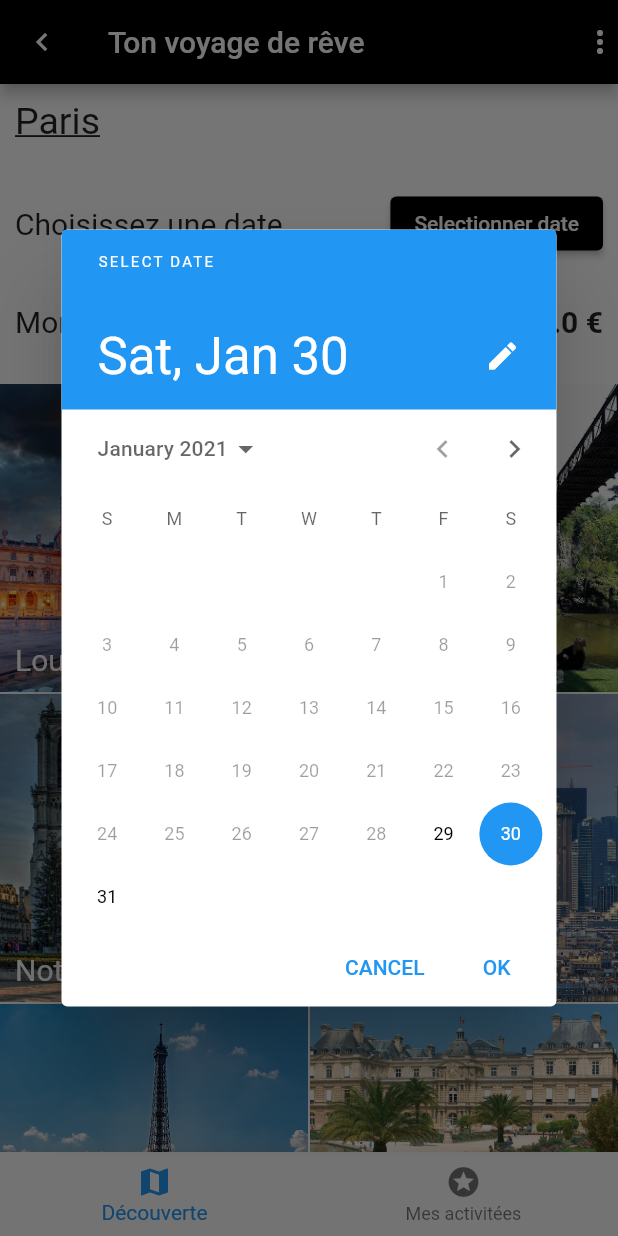
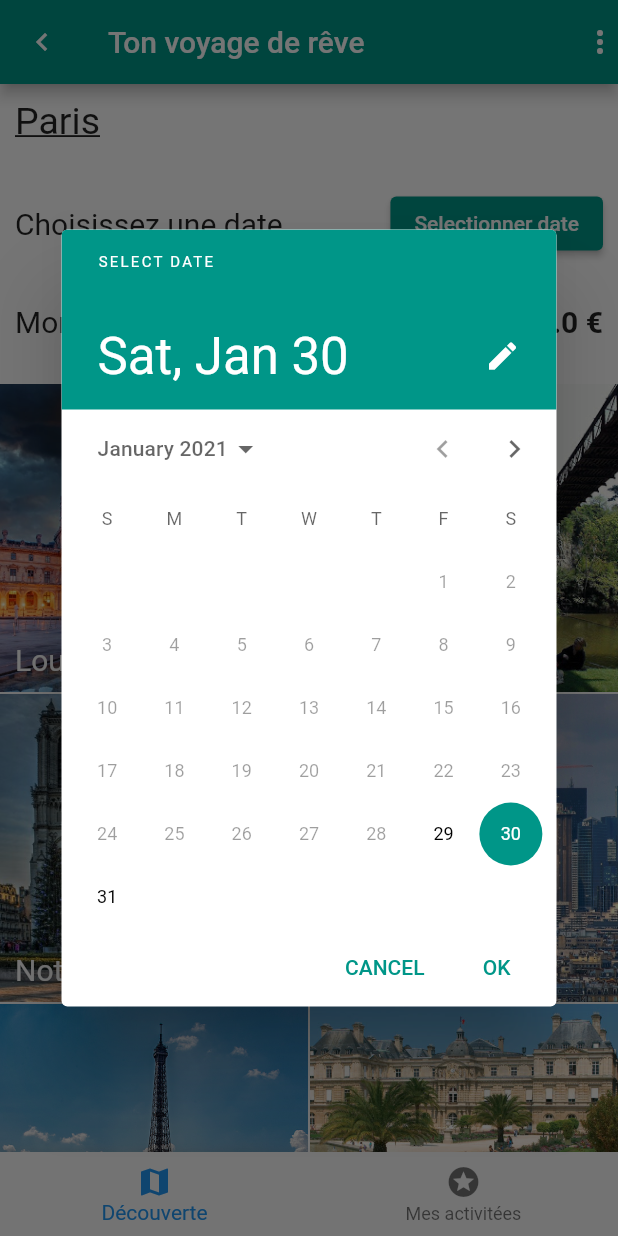
Before and after one commit to FARIDJADDA/fly_project, a Flutter app: the screen it shows after launch, after a tap on "Selectionner date", on a phone screen of 412 x 824 dp. Run offline on Flutter 3.47's test engine with Material 2 defaults, Android fonts, the phone set to English and light mode, and no system bars.

Commit message:
change color of apBBar & delet icon & elevated button

```diff
--- a/lib/views/city/city.dart
+++ b/lib/views/city/city.dart
@@ -37,6 +37,19 @@ class _CityState extends State<City> {
       initialDate: DateTime.now().add(Duration(days: 1)),
       firstDate: DateTime.now(),
       lastDate: DateTime(2022),
+      builder: (BuildContext context, Widget child) {
+        return Theme(
+          data: ThemeData.light().copyWith(
+            colorScheme: ColorScheme.fromSwatch(
+              primarySwatch: Colors.teal,
+              primaryColorDark: Colors.teal,
+              accentColor: Colors.teal,
+            ),
+            dialogBackgroundColor: Colors.white,
+          ),
+          child: child,
+        );
+      },
     ).then((newDate) {
       if (newDate != null) {
         setState(() {
@@ -71,7 +84,7 @@ class _CityState extends State<City> {
   Widget build(BuildContext context) {
     return Scaffold(
       appBar: AppBar(
-        backgroundColor: Colors.black,
+        backgroundColor: Colors.teal,
         leading: Icon(Icons.chevron_left),
         title: Text('Ton voyage de rêve'),
         actions: <Widget>[
--- a/lib/views/city/widgets/trip_activity_list.dart
+++ b/lib/views/city/widgets/trip_activity_list.dart
@@ -23,7 +23,7 @@ class TripActivityList extends StatelessWidget {
               trailing: IconButton(
                 icon: Icon(
                   Icons.delete,
-                  color: Colors.red,
+                  color: Colors.teal,
                 ),
                 onPressed: () {
                   deleteTripActivity(activity.id);
--- a/lib/views/city/widgets/trip_overview.dart
+++ b/lib/views/city/widgets/trip_overview.dart
@@ -44,7 +44,7 @@ class TripOverview extends StatelessWidget {
               ),
               ElevatedButton(
                 style: ElevatedButton.styleFrom(
-                  primary: Colors.black, // background
+                  primary: Colors.teal, // background
                   // onPrimary: Colors.red, // foreground
                 ),
                 child: Text('Selectionner date'),
```
Also changed, not shown: 1 other file.
